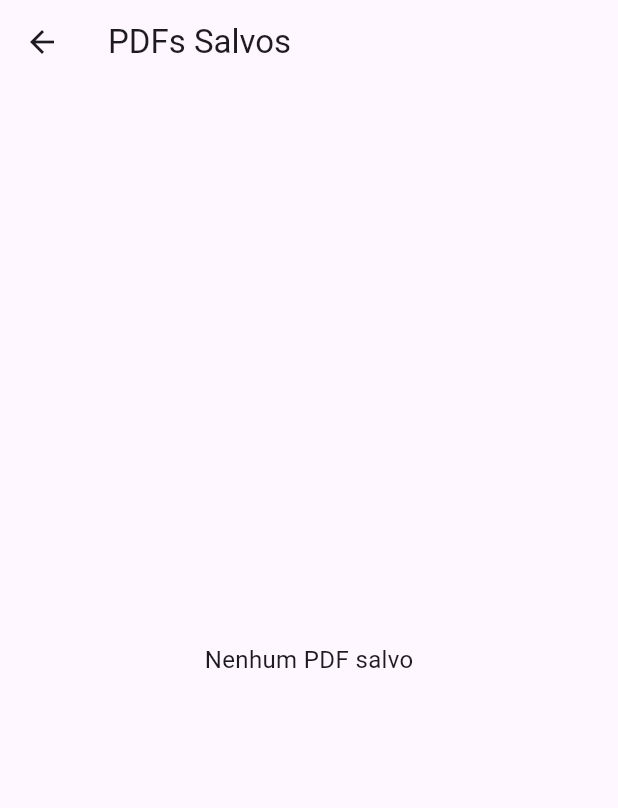
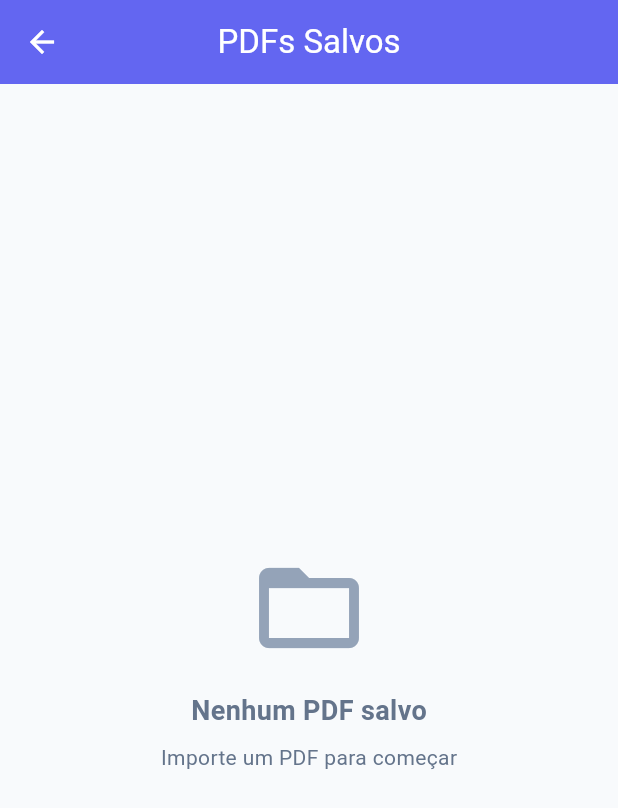
Before and after one commit to vinicius00franco/app-pdf-read, a Flutter app: the screen it shows after launch, after a tap on "Ver PDFs Salvos", on a phone screen of 412 x 824 dp. Shown: the top 808 px of the screen. Run offline on Flutter 3.47's test engine with Material 3 defaults, Android fonts, the phone set to English and light mode, and no system bars; our stand-ins replace dio, file_picker, shared_preferences; missing offline and left inert: pdfx.

Commit message:
Add theme support with color, spacing, text styles, and light theme configuration
- Created AppColors class for centralized color management.
- Introduced AppSpacing class for consistent spacing values.
- Defined AppTextStyles class for standardized text styles across the app.
- Implemented AppTheme class to configure light theme with Material 3 support, including app bar, card, button, and icon button themes.

```diff
--- a/lib/constants/api_constants.dart
+++ b/lib/constants/api_constants.dart
@@ -2,7 +2,7 @@
 /// Centraliza todas as rotas e URLs para facilitar manutenção
 
 // Base URL da API - ALTERE ESTA CONSTANTE PARA O SEU AMBIENTE
-const String baseUrl = 'http://192.168.15.2:8000'; // IP local da máquina host
+const String baseUrl = 'http://192.168.15.10:8085'; // IP local da máquina host
 
 class ApiEndpoints {
   // Sistema
@@ -25,7 +25,8 @@ class ApiEndpoints {
   static String get healthCheckUrl => '$baseUrl$healthCheck';
   static String get uploadPdfUrl => '$baseUrl$uploadPdf';
   static String get listPdfsUrl => '$baseUrl$listPdfs';
-  static String downloadPdfUrl(String filename) => '$baseUrl$downloadPdf$filename';
+  static String downloadPdfUrl(String filename) =>
+      '$baseUrl$downloadPdf$filename';
   static String deletePdfUrl(String filename) => '$baseUrl$deletePdf$filename';
   static String staticPdfUrl(String filename) => '$baseUrl$staticPdf$filename';
 }
--- a/lib/main.dart
+++ b/lib/main.dart
@@ -2,6 +2,7 @@ import 'package:flutter/material.dart';
 import 'screens/pdf_reader_screen.dart';
 import 'services/pdf_picker_service.dart';
 import 'services/pdf_service.dart';
+import 'theme/app_theme.dart';
 
 void main() {
   runApp(const MyApp());
@@ -10,14 +11,12 @@ void main() {
 class MyApp extends StatelessWidget {
   const MyApp({super.key});
 
-  // This widget is the root of your application.
   @override
   Widget build(BuildContext context) {
     return MaterialApp(
-      title: 'Flutter Demo',
-      theme: ThemeData(
-        colorScheme: ColorScheme.fromSeed(seedColor: Colors.deepPurple),
-      ),
+      title: 'PDF Reader',
+      debugShowCheckedModeBanner: false,
+      theme: AppTheme.lightTheme,
       home: PdfReaderScreen(
         pdfPickerService: PdfPickerService(),
         pdfService: PdfService(),
--- a/lib/screens/pdf_list_screen.dart
+++ b/lib/screens/pdf_list_screen.dart
@@ -3,6 +3,9 @@ import '../models/saved_pdf.dart';
 import '../services/saved_pdf_service.dart';
 import '../services/i_pdf_service.dart';
 import '../widgets/pdf_viewer_widget.dart';
+import '../theme/app_colors.dart';
+import '../theme/app_spacing.dart';
+import '../theme/app_text_styles.dart';
 
 class PdfListScreen extends StatefulWidget {
   final IPdfService pdfService;
@@ -46,8 +49,14 @@ class _PdfListScreenState extends State<PdfListScreen> {
     final confirm = await showDialog<bool>(
       context: context,
       builder: (context) => AlertDialog(
-        title: const Text('Confirmar exclusão'),
-        content: Text('Deseja excluir "${pdf.originalName}"?'),
+        shape: RoundedRectangleBorder(
+          borderRadius: BorderRadius.circular(AppSpacing.dialogRadius),
+        ),
+        title: Text('Confirmar exclusão', style: AppTextStyles.h3),
+        content: Text(
+          'Deseja excluir "${pdf.originalName}"?',
+          style: AppTextStyles.bodyMedium,
+        ),
         actions: [
           TextButton(
             onPressed: () => Navigator.pop(context, false),
@@ -55,6 +64,7 @@ class _PdfListScreenState extends State<PdfListScreen> {
           ),
           TextButton(
             onPressed: () => Navigator.pop(context, true),
+            style: TextButton.styleFrom(foregroundColor: AppColors.error),
             child: const Text('Excluir'),
           ),
         ],
@@ -116,42 +126,94 @@ class _PdfListScreenState extends State<PdfListScreen> {
         title: const Text('PDFs Salvos'),
       ),
       body: _isLoading
-          ? const Center(child: CircularProgressIndicator())
+          ? const Center(
+              child: CircularProgressIndicator(color: AppColors.primary),
+            )
           : _savedPdfs.isEmpty
-              ? const Center(
-                  child: Text(
+              ? Center(
+                  child: Column(
+                    mainAxisAlignment: MainAxisAlignment.center,
+                    children: [
+                      Icon(
+                        Icons.folder_open,
+                        size: 80,
+                        color: AppColors.textTertiary,
+                      ),
+                      const SizedBox(height: AppSpacing.md),
+                      Text(
                         'Nenhum PDF salvo',
-                    style: TextStyle(fontSize: 16),
+                        style: AppTextStyles.h3.copyWith(color: AppColors.textSecondary),
+                      ),
+                      const SizedBox(height: AppSpacing.sm),
+                      Text(
+                        'Importe um PDF para começar',
+                        style: AppTextStyles.bodyMedium,
+                      ),
+                    ],
                   ),
                 )
               : ListView.builder(
+                  padding: const EdgeInsets.all(AppSpacing.md),
                   itemCount: _savedPdfs.length,
                   itemBuilder: (context, index) {
                     final pdf = _savedPdfs[index];
                     return Card(
-                      margin: const EdgeInsets.all(8),
-                      child: ListTile(
-                        leading: const Icon(Icons.picture_as_pdf, color: Colors.red),
-                        title: Text(pdf.originalName),
-                        subtitle: Text(
-                          'Salvo em: ${pdf.savedAt.day}/${pdf.savedAt.month}/${pdf.savedAt.year}',
+                      margin: const EdgeInsets.only(bottom: AppSpacing.md),
+                      child: InkWell(
+                        onTap: () => _openPdf(pdf),
+                        borderRadius: BorderRadius.circular(AppSpacing.cardRadius),
+                        child: Padding(
+                          padding: const EdgeInsets.all(AppSpacing.md),
+                          child: Row(
+                            children: [
+                              Container(
+                                padding: const EdgeInsets.all(AppSpacing.sm),
+                                decoration: BoxDecoration(
+                                  color: AppColors.pdfIcon.withOpacity(0.1),
+                                  borderRadius: BorderRadius.circular(AppSpacing.sm),
                                 ),
-                        trailing: Row(
-                          mainAxisSize: MainAxisSize.min,
+                                child: const Icon(
+                                  Icons.picture_as_pdf,
+                                  color: AppColors.pdfIcon,
+                                  size: 32,
+                                ),
+                              ),
+                              const SizedBox(width: AppSpacing.md),
+                              Expanded(
+                                child: Column(
+                                  crossAxisAlignment: CrossAxisAlignment.start,
                                   children: [
-                            IconButton(
-                              icon: const Icon(Icons.visibility),
-                              onPressed: () => _openPdf(pdf),
-                              tooltip: 'Abrir PDF',
+                                    Text(
+                                      pdf.originalName,
+                                      style: AppTextStyles.bodyLarge.copyWith(
+                                        fontWeight: FontWeight.w600,
                                       ),
-                            IconButton(
-                              icon: const Icon(Icons.delete, color: Colors.red),
-                              onPressed: () => _deletePdf(pdf),
-                              tooltip: 'Excluir PDF',
+                                      maxLines: 1,
+                                      overflow: TextOverflow.ellipsis,
+                                    ),
+                                    const SizedBox(height: AppSpacing.xs),
+                                    Text(
+                                      'Salvo em: ${pdf.savedAt.day.toString().padLeft(2, '0')}/${pdf.savedAt.month.toString().padLeft(2, '0')}/${pdf.savedAt.year}',
+                                      style: AppTextStyles.bodySmall,
                                     ),
                                   ],
                                 ),
-                        onTap: () => _openPdf(pdf),
+                              ),
+                              IconButton(
+                                icon: const Icon(Icons.visibility_outlined),
+                                onPressed: () => _openPdf(pdf),
+                                tooltip: 'Abrir PDF',
+                                color: AppColors.primary,
+                              ),
+                              IconButton(
+                                icon: const Icon(Icons.delete_outline),
+                                onPressed: () => _deletePdf(pdf),
+                                tooltip: 'Excluir PDF',
+                                color: AppColors.error,
+                              ),
+                            ],
+                          ),
+                        ),
                       ),
                     );
                   },
--- a/lib/screens/pdf_reader_screen.dart
+++ b/lib/screens/pdf_reader_screen.dart
@@ -6,6 +6,9 @@ import '../services/pdf_api_service.dart';
 import '../widgets/import_button_widget.dart';
 import '../widgets/pdf_viewer_widget.dart';
 import '../models/saved_pdf.dart';
+import '../theme/app_colors.dart';
+import '../theme/app_spacing.dart';
+import '../theme/app_text_styles.dart';
 import 'pdf_list_screen.dart';
 import 'dart:io';
 
@@ -127,18 +130,66 @@ class _PdfReaderScreenState extends State<PdfReaderScreen> {
         ],
       ),
       body: widget.pdfService.controller == null || _currentPdfUrl == null
-          ? Center(
+          ? Container(
+              decoration: BoxDecoration(
+                gradient: LinearGradient(
+                  begin: Alignment.topCenter,
+                  end: Alignment.bottomCenter,
+                  colors: [AppColors.background, AppColors.surfaceVariant],
+                ),
+              ),
+              child: Center(
+                child: Padding(
+                  padding: const EdgeInsets.all(AppSpacing.lg),
                   child: Column(
                     mainAxisAlignment: MainAxisAlignment.center,
                     children: [
+                      Container(
+                        padding: const EdgeInsets.all(AppSpacing.xl),
+                        decoration: BoxDecoration(
+                          color: AppColors.primary.withOpacity(0.1),
+                          shape: BoxShape.circle,
+                        ),
+                        child: const Icon(
+                          Icons.picture_as_pdf,
+                          size: 80,
+                          color: AppColors.primary,
+                        ),
+                      ),
+                      const SizedBox(height: AppSpacing.xl),
+                      Text(
+                        'Bem-vindo ao PDF Reader',
+                        style: AppTextStyles.h1,
+                        textAlign: TextAlign.center,
+                      ),
+                      const SizedBox(height: AppSpacing.sm),
+                      Text(
+                        'Importe um PDF para começar',
+                        style: AppTextStyles.bodyMedium,
+                        textAlign: TextAlign.center,
+                      ),
+                      const SizedBox(height: AppSpacing.xl),
                       ImportButtonWidget(onPressed: _pickAndLoadPdf),
-                  const SizedBox(height: 20),
-                  ElevatedButton.icon(
+                      const SizedBox(height: AppSpacing.md),
+                      OutlinedButton.icon(
                         onPressed: _goToSavedPdfs,
-                    icon: const Icon(Icons.list),
+                        icon: const Icon(Icons.folder_open),
                         label: const Text('Ver PDFs Salvos'),
+                        style: OutlinedButton.styleFrom(
+                          foregroundColor: AppColors.primary,
+                          side: const BorderSide(color: AppColors.primary),
+                          padding: const EdgeInsets.symmetric(
+                            horizontal: AppSpacing.lg,
+                            vertical: AppSpacing.md,
+                          ),
+                          shape: RoundedRectangleBorder(
+                            borderRadius: BorderRadius.circular(AppSpacing.buttonRadius),
+                          ),
+                        ),
                       ),
                     ],
+                  ),
+                ),
               ),
             )
           : PdfViewerWidget(
--- /dev/null
+++ b/lib/theme/app_colors.dart
@@ -0,0 +1,23 @@
+import 'package:flutter/material.dart';
+
+class AppColors {
+  static const primary = Color(0xFF6366F1);
+  static const primaryDark = Color(0xFF4F46E5);
+  static const secondary = Color(0xFF8B5CF6);
+  static const accent = Color(0xFFEC4899);
+
+  static const background = Color(0xFFF8FAFC);
+  static const surface = Colors.white;
+  static const surfaceVariant = Color(0xFFF1F5F9);
+
+  static const textPrimary = Color(0xFF0F172A);
+  static const textSecondary = Color(0xFF64748B);
+  static const textTertiary = Color(0xFF94A3B8);
+
+  static const error = Color(0xFFEF4444);
+  static const success = Color(0xFF10B981);
+  static const warning = Color(0xFFF59E0B);
+
+  static const pdfIcon = Color(0xFFDC2626);
+  static const divider = Color(0xFFE2E8F0);
+}
--- /dev/null
+++ b/lib/theme/app_spacing.dart
@@ -0,0 +1,12 @@
+class AppSpacing {
+  static const double xs = 4.0;
+  static const double sm = 8.0;
+  static const double md = 16.0;
+  static const double lg = 24.0;
+  static const double xl = 32.0;
+  static const double xxl = 48.0;
+
+  static const double cardRadius = 12.0;
+  static const double buttonRadius = 8.0;
+  static const double dialogRadius = 16.0;
+}
--- /dev/null
+++ b/lib/theme/app_text_styles.dart
@@ -0,0 +1,47 @@
+import 'package:flutter/material.dart';
+import 'app_colors.dart';
+
+class AppTextStyles {
+  static const h1 = TextStyle(
+    fontSize: 28,
+    fontWeight: FontWeight.bold,
+    color: AppColors.textPrimary,
+    letterSpacing: -0.5,
+  );
+
+  static const h2 = TextStyle(
+    fontSize: 22,
+    fontWeight: FontWeight.bold,
+    color: AppColors.textPrimary,
+  );
+
+  static const h3 = TextStyle(
+    fontSize: 18,
+    fontWeight: FontWeight.w600,
+    color: AppColors.textPrimary,
+  );
+
+  static const bodyLarge = TextStyle(
+    fontSize: 16,
+    fontWeight: FontWeight.normal,
+    color: AppColors.textPrimary,
+  );
+
+  static const bodyMedium = TextStyle(
+    fontSize: 14,
+    fontWeight: FontWeight.normal,
+    color: AppColors.textSecondary,
+  );
+
+  static const bodySmall = TextStyle(
+    fontSize: 12,
+    fontWeight: FontWeight.normal,
+    color: AppColors.textTertiary,
+  );
+
+  static const button = TextStyle(
+    fontSize: 16,
+    fontWeight: FontWeight.w600,
+    letterSpacing: 0.5,
+  );
+}
--- /dev/null
+++ b/lib/theme/app_theme.dart
@@ -0,0 +1,59 @@
+import 'package:flutter/material.dart';
+import 'app_colors.dart';
+import 'app_spacing.dart';
+
+class AppTheme {
+  static ThemeData get lightTheme {
+    return ThemeData(
+      useMaterial3: true,
+      colorScheme: ColorScheme.light(
+        primary: AppColors.primary,
+        secondary: AppColors.secondary,
+        surface: AppColors.surface,
+        error: AppColors.error,
+      ),
+      scaffoldBackgroundColor: AppColors.background,
+      appBarTheme: const AppBarTheme(
+        backgroundColor: AppColors.primary,
+        foregroundColor: Colors.white,
+        elevation: 0,
+        centerTitle: true,
+      ),
+      cardTheme: CardThemeData(
+        elevation: 2,
+        shape: RoundedRectangleBorder(
+          borderRadius: BorderRadius.circular(AppSpacing.cardRadius),
+        ),
+        color: AppColors.surface,
+      ),
+      elevatedButtonTheme: ElevatedButtonThemeData(
+        style: ElevatedButton.styleFrom(
+          backgroundColor: AppColors.primary,
+          foregroundColor: Colors.white,
+          padding: const EdgeInsets.symmetric(
+            horizontal: AppSpacing.lg,
+            vertical: AppSpacing.md,
+          ),
+          shape: RoundedRectangleBorder(
+            borderRadius: BorderRadius.circular(AppSpacing.buttonRadius),
+          ),
+          elevation: 2,
+        ),
+      ),
+      floatingActionButtonTheme: const FloatingActionButtonThemeData(
+        backgroundColor: AppColors.primary,
+        foregroundColor: Colors.white,
+        elevation: 4,
+      ),
+      iconButtonTheme: IconButtonThemeData(
+        style: IconButton.styleFrom(
+          foregroundColor: AppColors.textSecondary,
+        ),
+      ),
+      dividerTheme: const DividerThemeData(
+        color: AppColors.divider,
+        thickness: 1,
+      ),
+    );
+  }
+}
--- a/lib/widgets/import_button_widget.dart
+++ b/lib/widgets/import_button_widget.dart
@@ -1,4 +1,5 @@
 import 'package:flutter/material.dart';
+import '../theme/app_spacing.dart';
 
 class ImportButtonWidget extends StatelessWidget {
   final VoidCallback onPressed;
@@ -7,9 +8,16 @@ class ImportButtonWidget extends StatelessWidget {
 
   @override
   Widget build(BuildContext context) {
-    return ElevatedButton(
+    return ElevatedButton.icon(
       onPressed: onPressed,
-      child: const Text("Importar PDF"),
+      icon: const Icon(Icons.upload_file, size: 24),
+      label: const Text("Importar PDF"),
+      style: ElevatedButton.styleFrom(
+        padding: const EdgeInsets.symmetric(
+          horizontal: AppSpacing.xl,
+          vertical: AppSpacing.md,
+        ),
+      ),
     );
   }
 }
```
Also changed, not shown: pubspec.lock, 6 other files. Lines whose indentation alone changed are shown as unchanged.
